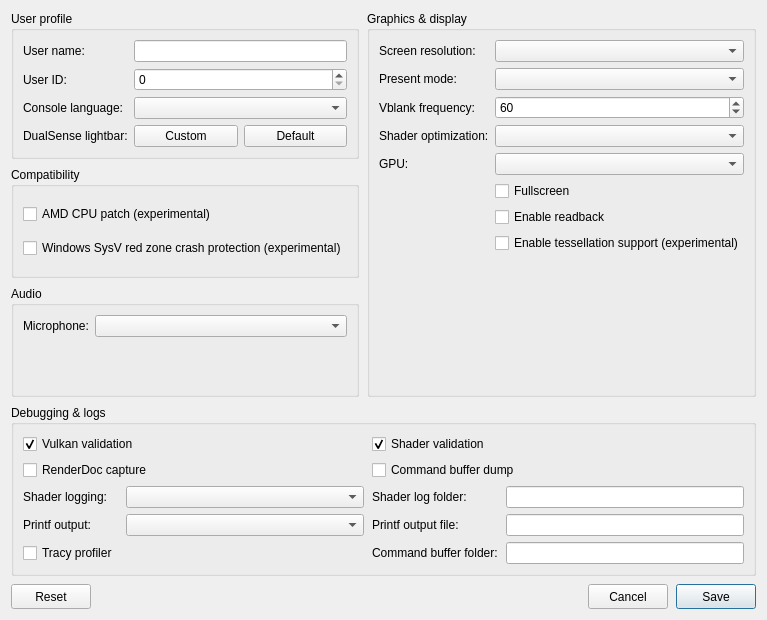
Above: src/launcher/forms/configuration_edit_dialog.ui from 0wn1/KytyPS5 before the change. Below: the same form after it.
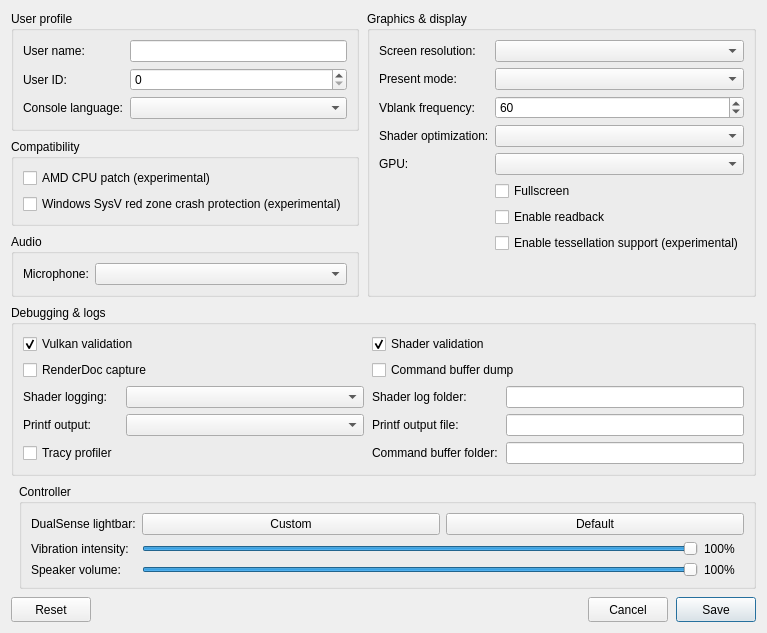
That is the form after the change. Custom widgets are drawn as their Qt base class.

Commit message: launcher: dualsense vibration/volume setting (#973)

```diff
--- a/src/launcher/forms/configuration_edit_dialog.ui
+++ b/src/launcher/forms/configuration_edit_dialog.ui
@@ -23,7 +23,7 @@
    <property name="verticalSpacing">
     <number>8</number>
    </property>
-   <item row="0" column="0">
+   <item row="0" column="0" colspan="2">
     <layout class="QGridLayout" name="sectionsLayout" columnstretch="1,1">
      <property name="horizontalSpacing">
       <number>8</number>
@@ -72,27 +72,6 @@
           <property name="toolTip"><string>Language</string></property>
          </widget>
         </item>
-        <item row="3" column="0">
-         <widget class="QLabel" name="label_controller_color">
-          <property name="text"><string>DualSense lightbar:</string></property>
-         </widget>
-        </item>
-        <item row="3" column="1">
-         <layout class="QHBoxLayout" name="controllerColorLayout">
-          <item>
-           <widget class="QPushButton" name="button_controller_color">
-            <property name="toolTip"><string>Choose and preview a fixed LED color. Bluetooth DualSense may take several seconds to update.</string></property>
-            <property name="text"><string>Custom</string></property>
-           </widget>
-          </item>
-          <item>
-           <widget class="QPushButton" name="button_controller_color_reset">
-            <property name="toolTip"><string>Let the game control the lightbar</string></property>
-            <property name="text"><string>Default</string></property>
-           </widget>
-          </item>
-         </layout>
-        </item>
        </layout>
       </widget>
      </item>
@@ -316,7 +295,82 @@
      </item>
     </layout>
    </item>
-   <item row="2" column="0">
+   <item row="1" column="1">
+    <widget class="QGroupBox" name="controller_group">
+     <property name="title"><string>Controller</string></property>
+     <layout class="QFormLayout" name="controllerLayout">
+      <property name="fieldGrowthPolicy"><enum>QFormLayout::AllNonFixedFieldsGrow</enum></property>
+      <item row="0" column="0">
+       <widget class="QLabel" name="label_controller_color">
+        <property name="text"><string>DualSense lightbar:</string></property>
+       </widget>
+      </item>
+      <item row="0" column="1">
+       <layout class="QHBoxLayout" name="controllerColorLayout">
+        <item>
+         <widget class="QPushButton" name="button_controller_color">
+          <property name="toolTip"><string>Choose and preview a fixed LED color. Bluetooth DualSense may take several seconds to update.</string></property>
+          <property name="text"><string>Custom</string></property>
+         </widget>
+        </item>
+        <item>
+         <widget class="QPushButton" name="button_controller_color_reset">
+          <property name="toolTip"><string>Let the game control the lightbar</string></property>
+          <property name="text"><string>Default</string></property>
+         </widget>
+        </item>
+       </layout>
+      </item>
+      <item row="1" column="0">
+       <widget class="QLabel" name="label_controller_vibration">
+        <property name="text"><string>Vibration intensity:</string></property>
+       </widget>
+      </item>
+      <item row="1" column="1">
+       <layout class="QHBoxLayout" name="controllerVibrationLayout">
+        <item>
+         <widget class="QSlider" name="slider_controller_vibration">
+          <property name="toolTip"><string>Scale DualSense vibration over USB and Bluetooth</string></property>
+          <property name="maximum"><number>100</number></property>
+          <property name="value"><number>100</number></property>
+          <property name="orientation"><enum>Qt::Horizontal</enum></property>
+         </widget>
+        </item>
+        <item>
+         <widget class="QLabel" name="label_controller_vibration_value">
+          <property name="minimumSize"><size><width>40</width><height>0</height></size></property>
+          <property name="text"><string>100%</string></property>
+         </widget>
+        </item>
+       </layout>
+      </item>
+      <item row="2" column="0">
+       <widget class="QLabel" name="label_controller_volume">
+        <property name="text"><string>Speaker volume:</string></property>
+       </widget>
+      </item>
+      <item row="2" column="1">
+       <layout class="QHBoxLayout" name="controllerVolumeLayout">
+        <item>
+         <widget class="QSlider" name="slider_controller_volume">
+          <property name="toolTip"><string>Scale the DualSense controller speaker over USB and Bluetooth</string></property>
+          <property name="maximum"><number>100</number></property>
+          <property name="value"><number>100</number></property>
+          <property name="orientation"><enum>Qt::Horizontal</enum></property>
+         </widget>
+        </item>
+        <item>
+         <widget class="QLabel" name="label_controller_volume_value">
+          <property name="minimumSize"><size><width>40</width><height>0</height></size></property>
+          <property name="text"><string>100%</string></property>
+         </widget>
+        </item>
+       </layout>
+      </item>
+     </layout>
+    </widget>
+   </item>
+   <item row="2" column="0" colspan="2">
     <layout class="QHBoxLayout" name="buttonLayout">
      <item>
      <widget class="QPushButton" name="clear_button">
```
The commit also changes 11 other files.
